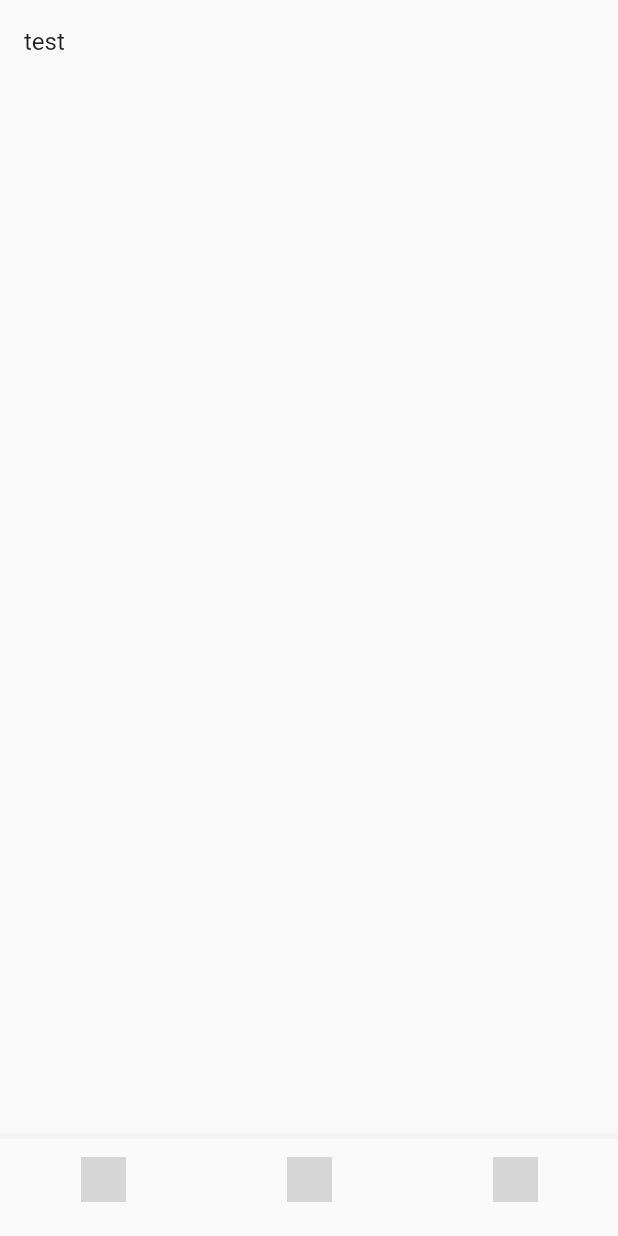
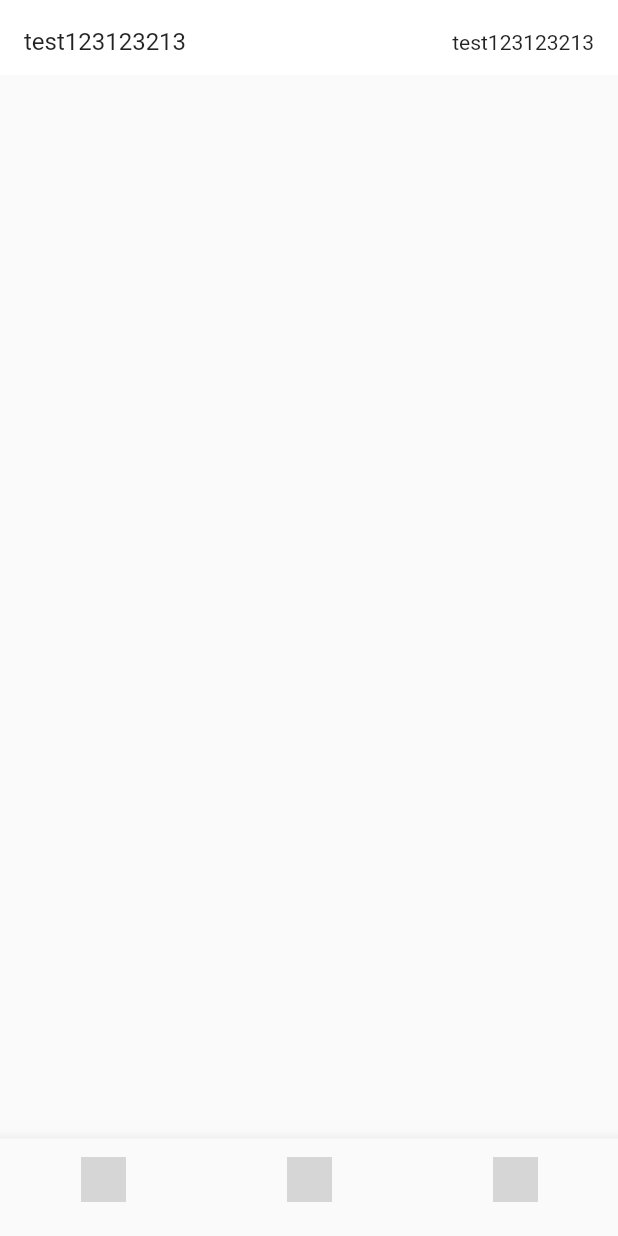
Before and after one commit to dujiepeng/agora_chat_uikit, a Flutter app: the screen it shows after launch, item 2 of the bottom bar chosen, on a phone screen of 412 x 824 dp. Run offline on Flutter 3.47's test engine with Material 2 defaults, Android fonts, the phone set to English and light mode, and no system bars; missing offline and left inert: agora_chat_sdk; grey boxes are pictures that could not be loaded.

Commit message:
update code .

```diff
--- a/agora_chat_demo/lib/pages/contacts_page.dart
+++ b/agora_chat_demo/lib/pages/contacts_page.dart
@@ -1,5 +1,5 @@
 import 'package:agora_chat_uikit/agora_chat_uikit.dart';
-import 'package:flutter/widgets.dart';
+import 'package:flutter/material.dart';
 
 class ContactsPage extends StatefulWidget {
   const ContactsPage({super.key, this.onUnreadFlagChange});
@@ -14,8 +14,19 @@ class _ContactsPageState extends State<ContactsPage> {
   @override
   Widget build(BuildContext context) {
     return ListView.builder(
+      itemExtent: 50,
       itemCount: 1,
-      itemBuilder: (context, index) => const AgoraSwipeListTile(),
+      itemBuilder: (context, index) => const AgoraSwipeWidget(
+        leftSwipeItems: [AgoraSwipeItem(color: Colors.red, text: "收藏")],
+        rightSwipeItems: [
+          AgoraSwipeItem(color: Colors.blue, text: "置顶"),
+          AgoraSwipeItem(color: Colors.red, text: "删除")
+        ],
+        child: ListTile(
+          title: Text("test123123213"),
+          trailing: Text("test123123213"),
+        ),
+      ),
     );
   }
 }
--- a/agora_chat_uikit/lib/agora_chat_uikit.dart
+++ b/agora_chat_uikit/lib/agora_chat_uikit.dart
@@ -6,5 +6,5 @@ export 'pages/agora_message_list_view.dart';
 export 'pages/agora_contact_list_view.dart';
 export 'widgets/agora_conversation_list_tile.dart';
 export 'widgets/agora_unread_count_widget.dart';
-export 'widgets/agora_swipe_list_tile.dart';
+export 'widgets/agora_swipe_widget.dart';
 export 'generated/agora_chat_uikit_localizations.dart';
--- a/agora_chat_uikit/lib/controllers/agora_conversation_list_view_controller.dart
+++ b/agora_chat_uikit/lib/controllers/agora_conversation_list_view_controller.dart
@@ -1 +1,5 @@
-class AgoraConversationListViewController {}
+class AgoraConversationListViewController {
+  final String? topKey;
+
+  AgoraConversationListViewController(this.topKey);
+}
--- a/agora_chat_uikit/lib/pages/agora_conversation_list_view.dart
+++ b/agora_chat_uikit/lib/pages/agora_conversation_list_view.dart
@@ -45,6 +45,7 @@ class AgoraConversationListViewState extends State<AgoraConversationListView> {
   @override
   Widget build(BuildContext context) {
     return ListView.separated(
+      cacheExtent: 50,
       itemCount: _convList.length,
       itemBuilder: ((context, index) {
         return widget.itemBuilder(context, index, _convList[index]);
--- a/agora_chat_uikit/lib/widgets/agora_swipe_list_tile.dart
+++ /dev/null
@@ -1,87 +0,0 @@
-import 'package:flutter/material.dart';
-import 'package:flutter/src/widgets/container.dart';
-import 'package:flutter/src/widgets/framework.dart';
-import 'package:flutter/widgets.dart';
-
-class AgoraSwipeListTile extends StatefulWidget {
-  const AgoraSwipeListTile({
-    super.key,
-    this.startActions,
-    this.endActions,
-    this.enable = true,
-  });
-
-  final List<Widget>? startActions;
-  final List<Widget>? endActions;
-  final bool enable;
-
-  @override
-  State<AgoraSwipeListTile> createState() => _AgoraSwipeListTileState();
-}
-
-class _AgoraSwipeListTileState extends State<AgoraSwipeListTile> {
-  @override
-  Widget build(BuildContext context) {
-    return AgoraSwipeGestureDetector(
-      enable: widget.enable,
-      child: Stack(
-        children: const [
-          ListTile(
-            title: Text("test"),
-          ),
-        ],
-      ),
-    );
-  }
-}
-
-class AgoraSwipeGestureDetectorController {}
-
-class AgoraSwipeGestureDetector extends StatefulWidget {
-  const AgoraSwipeGestureDetector({
-    super.key,
-    this.enable = true,
-    required this.child,
-  });
-
-  final bool enable;
-  final Widget child;
-
-  @override
-  State<AgoraSwipeGestureDetector> createState() =>
-      _AgoraSwipeGestureDetectorState();
-}
-
-class _AgoraSwipeGestureDetectorState extends State<AgoraSwipeGestureDetector> {
-  late Offset startPosition;
-  late Offset lastPosition;
-  @override
-  Widget build(BuildContext context) {
-    return GestureDetector(
-      onHorizontalDragStart: widget.enable ? _horizontalDragStart : null,
-      onHorizontalDragUpdate: widget.enable ? _horizontalDragUpdate : null,
-      onHorizontalDragEnd: widget.enable ? _horizontalDragEnd : null,
-      child: widget.child,
-    );
-  }
-
-  void _horizontalDragStart(DragStartDetails details) {
-    debugPrint("start:  ${details.toString()}");
-    startPosition = details.localPosition;
-    lastPosition = startPosition;
-  }
-
-  void _horizontalDragUpdate(DragUpdateDetails details) {
-    // debugPrint("update:  ${details.toString()}");
-    lastPosition = details.localPosition;
-  }
-
-  void _horizontalDragEnd(DragEndDetails details) {
-    final delta = lastPosition - startPosition;
-    if (delta.dx > 0) {
-      debugPrint("end: 左滑 ${delta.toString()}");
-    } else {
-      debugPrint("end: 右滑 ${delta.toString()}");
-    }
-  }
-}
--- /dev/null
+++ b/agora_chat_uikit/lib/widgets/agora_swipe_widget.dart
@@ -0,0 +1,213 @@
+import 'package:agora_chat_sdk/agora_chat_sdk.dart';
+import 'package:flutter/material.dart';
+
+class AgoraSwipeItem {
+  const AgoraSwipeItem({
+    required this.text,
+    this.onTap,
+    this.color = Colors.white,
+    this.style = const TextStyle(color: Colors.white),
+  });
+
+  final void Function(ChatConversation)? onTap;
+  final TextStyle style;
+  final String text;
+  final Color color;
+}
+
+class AgoraSwipeWidget extends StatefulWidget {
+  const AgoraSwipeWidget({
+    super.key,
+    this.leftSwipeItems,
+    this.rightSwipeItems,
+    this.enable = true,
+    required this.child,
+  });
+
+  final List<AgoraSwipeItem>? leftSwipeItems;
+  final List<AgoraSwipeItem>? rightSwipeItems;
+  final Widget child;
+  final bool enable;
+
+  @override
+  State<AgoraSwipeWidget> createState() => _AgoraSwipeWidgetState();
+}
+
+class _AgoraSwipeWidgetState extends State<AgoraSwipeWidget>
+    with TickerProviderStateMixin {
+  late final AgoraSwipeGestureController controller;
+
+  @override
+  Widget build(BuildContext context) {
+    controller = AgoraSwipeGestureController(this);
+    return AgoraSwipeGestureDetector(
+      enable: widget.enable,
+      controller: controller,
+      child: ValueListenableBuilder(
+        valueListenable: controller.dxNotifier,
+        builder: (BuildContext context, double value, Widget? child) {
+          return Stack(
+            fit: StackFit.expand,
+            children: [
+              Positioned.fill(
+                child: Row(
+                  mainAxisAlignment: MainAxisAlignment.spaceBetween,
+                  children: [
+                    () {
+                      if (widget.leftSwipeItems != null) {
+                        return Row(children: () {
+                          List<Widget> list = [];
+                          for (var item in widget.leftSwipeItems!) {
+                            list.add(
+                              Container(
+                                height: 500,
+                                padding:
+                                    const EdgeInsets.fromLTRB(20, 0, 20, 0),
+                                color: item.color,
+                                child: Center(
+                                    child: Text(item.text, style: item.style)),
+                              ),
+                            );
+                          }
+                          return list;
+                        }());
+                      } else {
+                        return const Offstage();
+                      }
+                    }(),
+                    () {
+                      if (widget.rightSwipeItems != null) {
+                        return Row(children: () {
+                          List<Widget> list = [];
+                          for (var item in widget.rightSwipeItems!) {
+                            list.add(
+                              Container(
+                                height: 500,
+                                padding:
+                                    const EdgeInsets.fromLTRB(20, 0, 20, 0),
+                                color: item.color,
+                                child: Center(
+                                    child: Text(item.text, style: item.style)),
+                              ),
+                            );
+                          }
+                          return list;
+                        }());
+                      } else {
+                        return const Offstage();
+                      }
+                    }(),
+                  ],
+                ),
+              ),
+              Positioned.fill(
+                  top: 0,
+                  bottom: 0,
+                  left: value,
+                  right: -value,
+                  child: Container(color: Colors.white)),
+              Positioned(
+                top: 0,
+                bottom: 0,
+                left: value,
+                right: -value,
+                child: widget.child,
+              )
+            ],
+          );
+        },
+      ),
+    );
+  }
+}
+
+class AgoraSwipeGestureController {
+  AgoraSwipeGestureController(TickerProvider vsync)
+      : _animationController = AnimationController(vsync: vsync);
+  ValueNotifier<double> dxNotifier = ValueNotifier(0);
+  ValueNotifier<Size> itemSizeNotifier = ValueNotifier(Size.zero);
+
+  final AnimationController _animationController;
+
+  void setDx(double value) {
+    if (value == dxNotifier.value) return;
+    dxNotifier.value = value;
+  }
+
+  void setItemSize(Size value) {
+    if (value == itemSizeNotifier.value) return;
+    itemSizeNotifier.value = value;
+  }
+
+  void pushToRight() {}
+  void pushToLift() {}
+  void close() {
+    dxNotifier.value = 0;
+  }
+}
+
+class AgoraSwipeGestureDetector extends StatefulWidget {
+  const AgoraSwipeGestureDetector({
+    super.key,
+    this.enable = true,
+    required this.child,
+    required this.controller,
+  });
+
+  final bool enable;
+  final Widget child;
+  final AgoraSwipeGestureController controller;
+
+  @override
+  State<AgoraSwipeGestureDetector> createState() =>
+      _AgoraSwipeGestureDetectorState();
+}
+
+class _AgoraSwipeGestureDetectorState extends State<AgoraSwipeGestureDetector> {
+  late Offset startPosition;
+  late Offset lastPosition;
+  @override
+  Widget build(BuildContext context) {
+    return GestureDetector(
+      onHorizontalDragStart: widget.enable ? _horizontalDragStart : null,
+      onHorizontalDragUpdate: widget.enable ? _horizontalDragUpdate : null,
+      onHorizontalDragEnd: widget.enable ? _horizontalDragEnd : null,
+      child: widget.child,
+    );
+  }
+
+  void _horizontalDragStart(DragStartDetails details) {
+    startPosition = details.localPosition;
+    lastPosition = startPosition;
+  }
+
+  void _horizontalDragUpdate(DragUpdateDetails details) {
+    lastPosition = details.localPosition;
+    widget.controller.setDx(lastPosition.dx - startPosition.dx);
+  }
+
+  void _horizontalDragEnd(DragEndDetails details) {
+    final delta = lastPosition - startPosition;
+    if (delta.dx > 0) {
+      debugPrint("end: 左滑 ${delta.toString()}");
+    } else {
+      debugPrint("end: 右滑 ${delta.toString()}");
+    }
+    widget.controller.close();
+  }
+}
+
+class _AgoraSwipeClipper extends CustomClipper<Rect> {
+  @override
+  Rect getClip(Size size) {
+    return Rect.fromLTWH(0, 0, size.width, size.height);
+  }
+
+  @override
+  Rect getApproximateClipRect(Size size) => getClip(size);
+
+  @override
+  bool shouldReclip(covariant CustomClipper<Rect> oldClipper) {
+    return false;
+  }
+}
```
